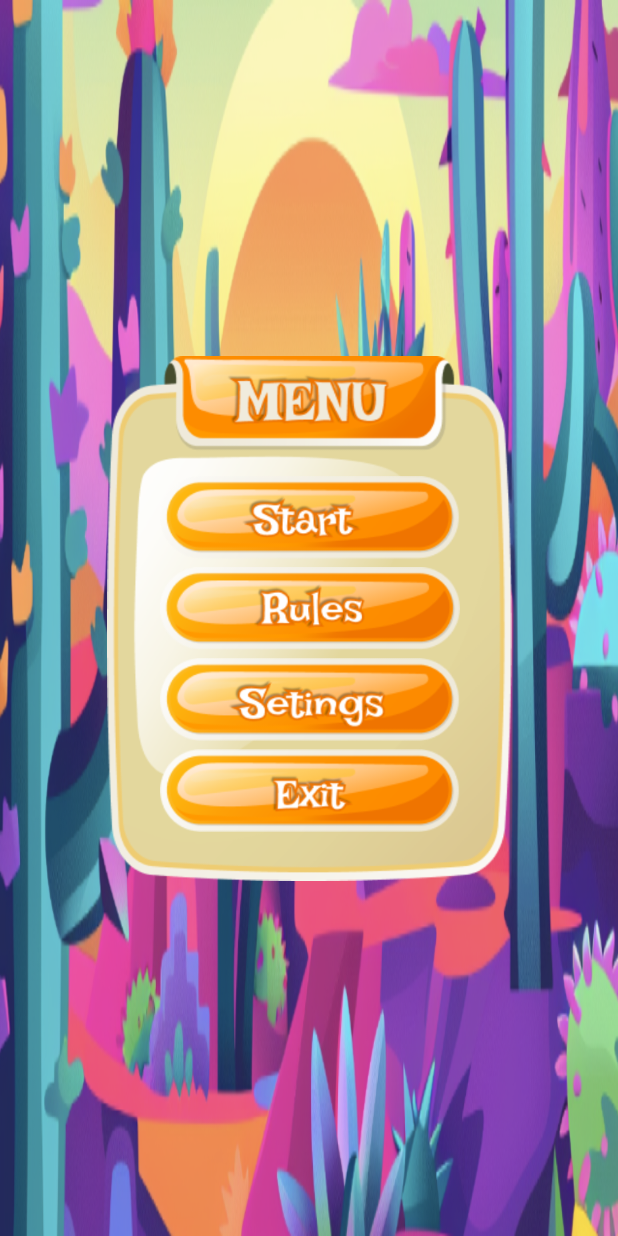
After one commit to V-34-10/Adventure-Egypt, an Android app: the layout activity_menu.xml on its own in the app's theme, with its tools: preview values and no code run, on a phone screen of 412 x 824 dp. The commit adds this screen. Run offline under Robolectric (Android 15) with nearby library versions, the phone set to English and light mode, and no system bars; Roboto replaces fonts that are not available here.

Commit message:
UI MenuActivity: add resource background menu bar, button: exit, start, settings, rules

```diff
--- /dev/null
+++ b/app/src/main/res/layout/activity_menu.xml
@@ -0,0 +1,74 @@
+<?xml version="1.0" encoding="utf-8"?>
+<androidx.constraintlayout.widget.ConstraintLayout xmlns:android="http://schemas.android.com/apk/res/android"
+    xmlns:app="http://schemas.android.com/apk/res-auto"
+    xmlns:tools="http://schemas.android.com/tools"
+    android:layout_width="match_parent"
+    android:layout_height="match_parent"
+    android:background="@drawable/background_loading"
+    tools:context=".MenuActivity">
+
+    <androidx.constraintlayout.widget.ConstraintLayout
+        android:layout_width="270dp"
+        android:layout_height="350dp"
+        android:background="@drawable/background_control_menu_bar"
+        android:orientation="horizontal"
+        app:layout_constraintBottom_toBottomOf="parent"
+        app:layout_constraintEnd_toEndOf="parent"
+        app:layout_constraintStart_toStartOf="parent"
+        app:layout_constraintTop_toTopOf="parent">
+
+        <ImageView
+            android:id="@+id/button_start"
+            android:layout_width="200dp"
+            android:layout_height="55dp"
+            android:layout_marginTop="80dp"
+            android:background="@drawable/button_start"
+            android:clickable="true"
+            android:contentDescription="@string/button_start"
+            android:focusable="true"
+            app:layout_constraintEnd_toEndOf="parent"
+            app:layout_constraintStart_toStartOf="parent"
+            app:layout_constraintTop_toTopOf="parent" />
+
+        <ImageView
+            android:id="@+id/button_rules"
+            android:layout_width="200dp"
+            android:layout_height="55dp"
+            android:layout_marginTop="5dp"
+            android:background="@drawable/button_rules"
+            android:clickable="true"
+            android:contentDescription="@string/button_rules"
+            android:focusable="true"
+            app:layout_constraintEnd_toEndOf="parent"
+            app:layout_constraintStart_toStartOf="parent"
+            app:layout_constraintTop_toBottomOf="@+id/button_start" />
+
+        <ImageView
+            android:id="@+id/button_settings"
+            android:layout_width="200dp"
+            android:layout_height="55dp"
+            android:layout_marginTop="5dp"
+            android:background="@drawable/button_settings"
+            android:clickable="true"
+            android:contentDescription="@string/button_settings"
+            android:focusable="true"
+            app:layout_constraintEnd_toEndOf="parent"
+            app:layout_constraintStart_toStartOf="parent"
+            app:layout_constraintTop_toBottomOf="@+id/button_rules" />
+
+        <ImageView
+            android:id="@+id/button_exit"
+            android:layout_width="200dp"
+            android:layout_height="55dp"
+            android:layout_marginTop="5dp"
+            android:background="@drawable/button_exit"
+            android:clickable="true"
+            android:contentDescription="@string/button_exit"
+            android:focusable="true"
+            app:layout_constraintEnd_toEndOf="parent"
+            app:layout_constraintStart_toStartOf="parent"
+            app:layout_constraintTop_toBottomOf="@+id/button_settings" />
+
+    </androidx.constraintlayout.widget.ConstraintLayout>
+
+</androidx.constraintlayout.widget.ConstraintLayout>
--- a/app/src/main/res/values/strings.xml
+++ b/app/src/main/res/values/strings.xml
@@ -2,4 +2,8 @@
     <string name="app_name">Asian Egypt Adventure</string>
     <string name="text_loading">loading</string>
     <string name="sourcebanner">image banner</string>
+    <string name="button_start">button start</string>
+    <string name="button_rules">button rules</string>
+    <string name="button_settings">button settings</string>
+    <string name="button_exit">button exit</string>
 </resources>
```
Also changed, not shown: app/src/main/res/drawable/background_control_menu_bar.png (added), app/src/main/res/drawable/button_exit.png (added), app/src/main/res/drawable/button_rules.png (added), app/src/main/res/drawable/button_settings.png (added), app/src/main/res/drawable/button_start.png (added).
